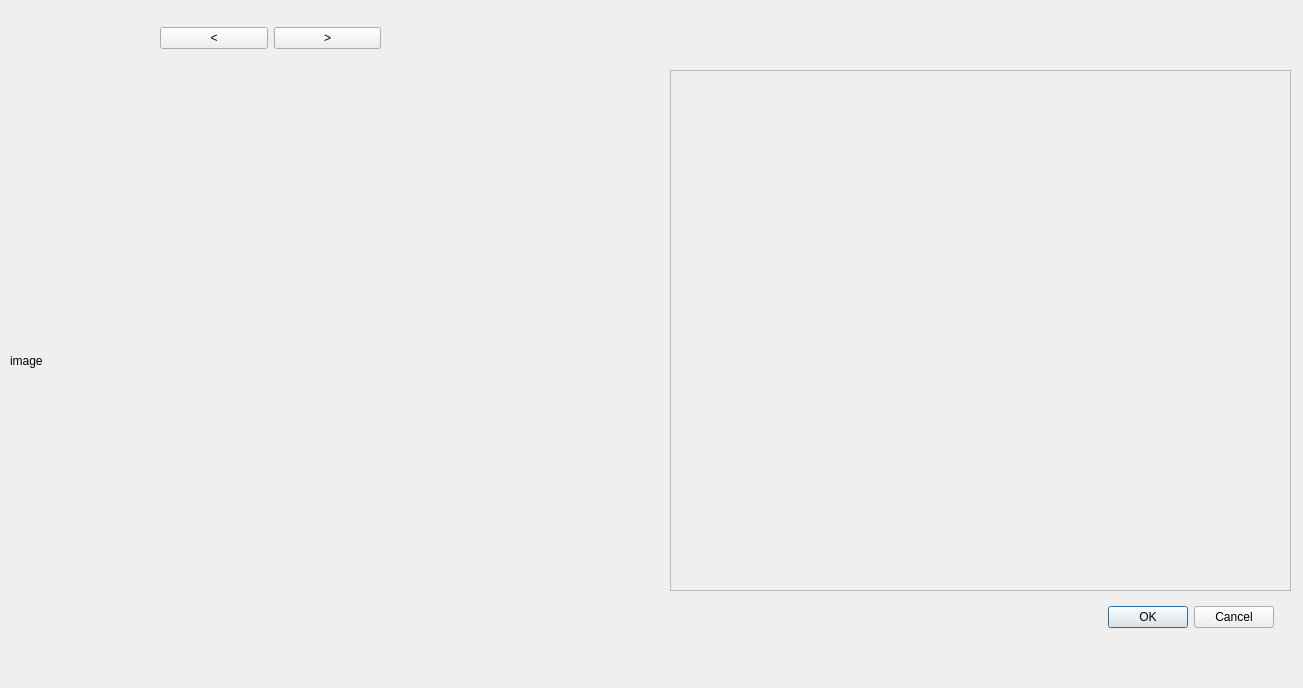
This is anatomy/playwindow.ui in caiovosilva/anatomy as Qt 5 draws it before an edit. The edited form follows.
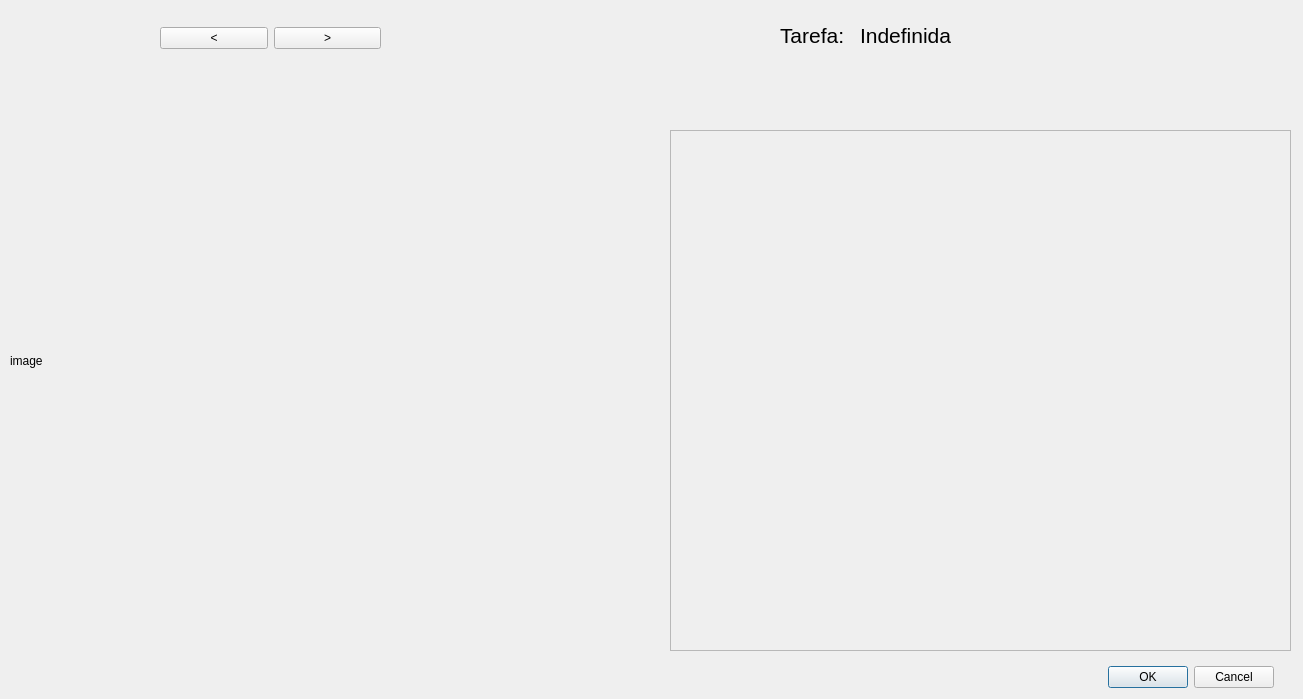
This is the edited form.

Commit message: added task name on screen while answering questions

```diff
--- a/anatomy/playwindow.ui
+++ b/anatomy/playwindow.ui
@@ -7,7 +7,7 @@
     <x>0</x>
     <y>0</y>
     <width>1303</width>
-    <height>688</height>
+    <height>699</height>
    </rect>
   </property>
   <property name="windowTitle">
@@ -62,7 +62,7 @@
    <property name="geometry">
     <rect>
      <x>670</x>
-     <y>70</y>
+     <y>130</y>
      <width>621</width>
      <height>521</height>
     </rect>
@@ -85,7 +85,7 @@
    <property name="geometry">
     <rect>
      <x>1100</x>
-     <y>600</y>
+     <y>660</y>
      <width>174</width>
      <height>34</height>
     </rect>
@@ -94,6 +94,42 @@
     <set>QDialogButtonBox::Cancel|QDialogButtonBox::Ok</set>
    </property>
   </widget>
+  <widget class="QLabel" name="label">
+   <property name="geometry">
+    <rect>
+     <x>780</x>
+     <y>20</y>
+     <width>71</width>
+     <height>31</height>
+    </rect>
+   </property>
+   <property name="font">
+    <font>
+     <pointsize>16</pointsize>
+    </font>
+   </property>
+   <property name="text">
+    <string>Tarefa:</string>
+   </property>
+  </widget>
+  <widget class="QLabel" name="assignmentLabel">
+   <property name="geometry">
+    <rect>
+     <x>860</x>
+     <y>20</y>
+     <width>431</width>
+     <height>31</height>
+    </rect>
+   </property>
+   <property name="font">
+    <font>
+     <pointsize>16</pointsize>
+    </font>
+   </property>
+   <property name="text">
+    <string>Indefinida</string>
+   </property>
+  </widget>
  </widget>
  <resources/>
  <connections/>
```
The commit also changes 2 other files.
